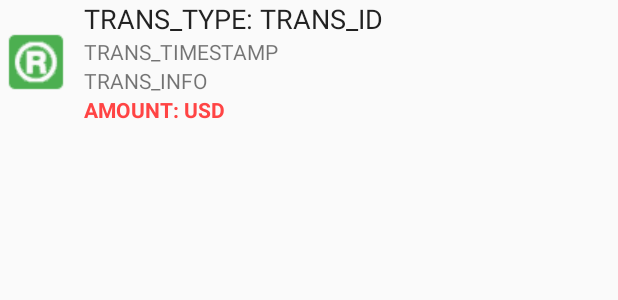
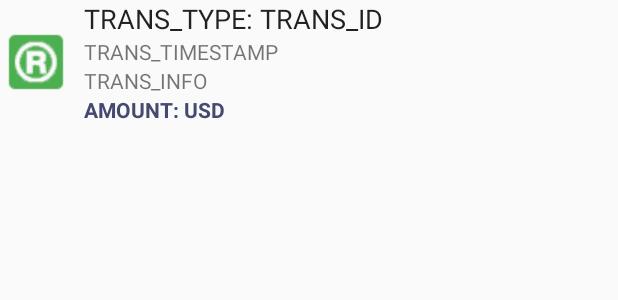
Before and after one commit to smithjrs22/Batman_Bank, an Android app: the layout lst_transactions.xml on its own in the app's theme, with its tools: preview values and no code run, on a phone screen of 412 x 824 dp. Shown: the top 300 px of the screen. Run offline under Robolectric (Android 15) with nearby library versions, the phone set to English and light mode, and no system bars.

Commit message:
Transactions deposit acct balance font now blk not blue or red

```diff
--- a/app/src/main/java/com/project/coronabank/Adapters/TransactionAdapter.java
+++ b/app/src/main/java/com/project/coronabank/Adapters/TransactionAdapter.java
@@ -54,15 +54,15 @@ public class TransactionAdapter extends ArrayAdapter<Transaction> {
         if (transaction.getTransactionType() == Transaction.TRANSACTION_TYPE.PAYMENT) {
             imgTransactionIcon.setImageResource(R.drawable.lst_payment_icon);
             txtTransactionInfo.setText("To Payee: " + transaction.getPayee());
-            txtTransactionAmount.setTextColor(Color.RED);
+            txtTransactionAmount.setTextColor(Color.BLACK);
         } else if (transaction.getTransactionType() == Transaction.TRANSACTION_TYPE.TRANSFER) {
             imgTransactionIcon.setImageResource(R.drawable.icon_transfer_24);
             txtTransactionInfo.setText("From: " + transaction.getSendingAccount() + " - " + "To: " + transaction.getDestinationAccount());
-            txtTransactionAmount.setTextColor(getContext().getResources().getColor(android.R.color.holo_blue_light));
+            txtTransactionAmount.setTextColor(getContext().getResources().getColor(android.R.color.black));
         } else if (transaction.getTransactionType() == Transaction.TRANSACTION_TYPE.DEPOSIT) {
             imgTransactionIcon.setImageResource(R.drawable.lst_deposit_icon);
             txtTransactionInfo.setVisibility(View.GONE);
-            txtTransactionAmount.setTextColor(getContext().getResources().getColor(android.R.color.holo_green_dark));
+            txtTransactionAmount.setTextColor(getContext().getResources().getColor(android.R.color.black));
         }
 
         return convertView;
--- a/app/src/main/res/layout/lst_transactions.xml
+++ b/app/src/main/res/layout/lst_transactions.xml
@@ -51,7 +51,7 @@
         android:layout_height="wrap_content"
         android:layout_marginStart="8dp"
         android:textAppearance="@android:style/TextAppearance.Holo.Small"
-        android:textColor="@android:color/holo_red_light"
+        android:textColor="@color/accountBalanceFont"
         android:textStyle="bold"
         app:layout_constraintStart_toEndOf="@+id/img_transaction"
         app:layout_constraintTop_toBottomOf="@+id/txt_transaction_info"
```
